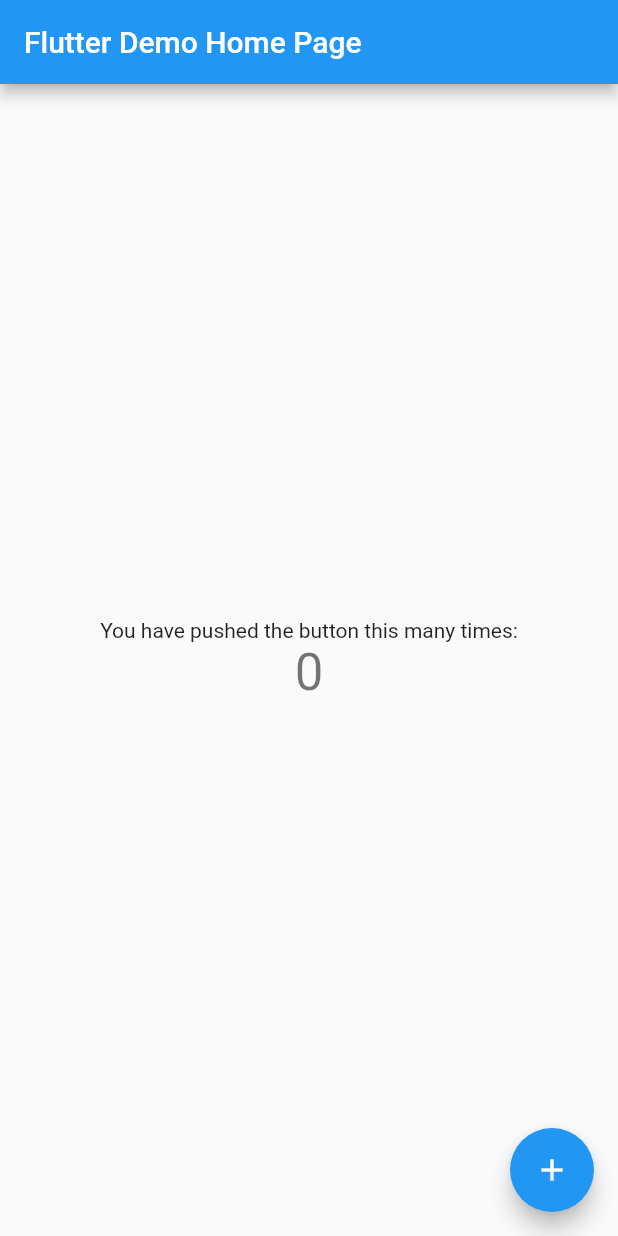
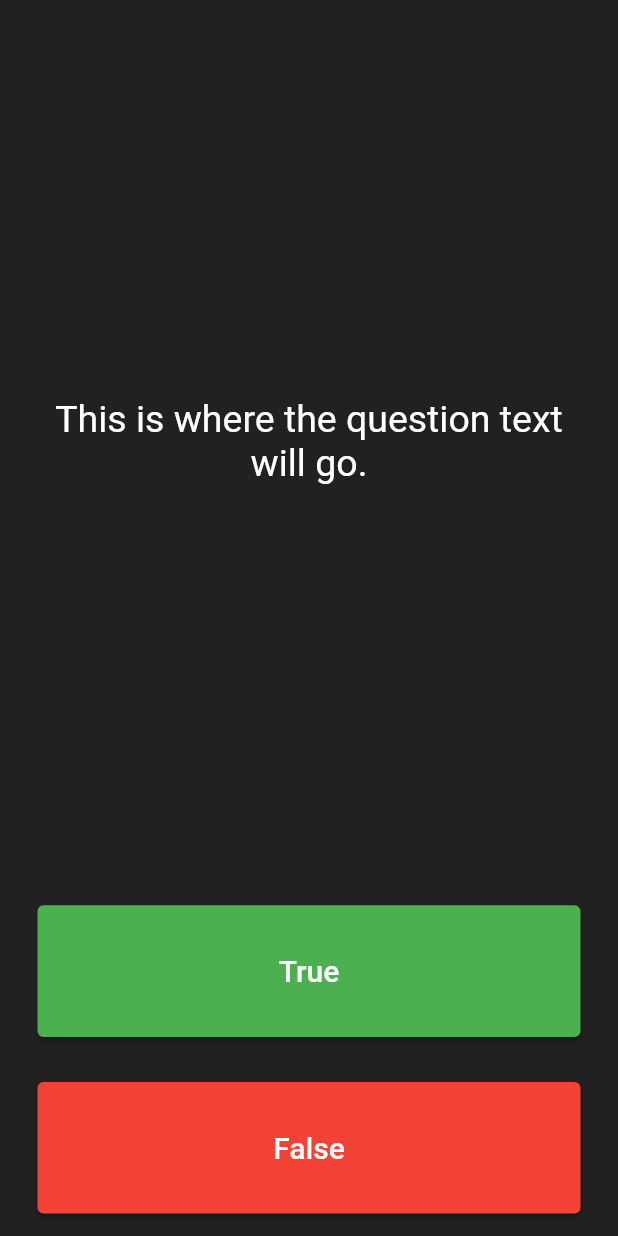
Before and after one commit to hshehabu/quiz_app_flutter, a Flutter app: the screen it shows after launch, on a phone screen of 412 x 824 dp. Run offline on Flutter 3.47's test engine with Material 2 defaults, Android fonts, the phone set to English and light mode, and no system bars.

Commit message:
basic starting interface

```diff
--- a/lib/main.dart
+++ b/lib/main.dart
@@ -1,115 +1,98 @@
 import 'package:flutter/material.dart';
 
-void main() {
-  runApp(const MyApp());
-}
+void main() => runApp(Quizzler());
 
-class MyApp extends StatelessWidget {
-  const MyApp({super.key});
-
-  // This widget is the root of your application.
+class Quizzler extends StatelessWidget {
   @override
   Widget build(BuildContext context) {
     return MaterialApp(
-      title: 'Flutter Demo',
-      theme: ThemeData(
-        // This is the theme of your application.
-        //
-        // Try running your application with "flutter run". You'll see the
-        // application has a blue toolbar. Then, without quitting the app, try
-        // changing the primarySwatch below to Colors.green and then invoke
-        // "hot reload" (press "r" in the console where you ran "flutter run",
-        // or simply save your changes to "hot reload" in a Flutter IDE).
-        // Notice that the counter didn't reset back to zero; the application
-        // is not restarted.
-        primarySwatch: Colors.blue,
+      home: Scaffold(
+        backgroundColor: Colors.grey.shade900,
+        body: SafeArea(
+          child: Padding(
+            padding: const EdgeInsets.symmetric(horizontal: 10.0),
+            child: QuizPage(),
+          ),
+        ),
       ),
-      home: const MyHomePage(title: 'Flutter Demo Home Page'),
     );
   }
 }
 
-class MyHomePage extends StatefulWidget {
-  const MyHomePage({super.key, required this.title});
-
-  // This widget is the home page of your application. It is stateful, meaning
-  // that it has a State object (defined below) that contains fields that affect
-  // how it looks.
-
-  // This class is the configuration for the state. It holds the values (in this
-  // case the title) provided by the parent (in this case the App widget) and
-  // used by the build method of the State. Fields in a Widget subclass are
-  // always marked "final".
-
-  final String title;
-
+class QuizPage extends StatefulWidget {
   @override
-  State<MyHomePage> createState() => _MyHomePageState();
+  _QuizPageState createState() => _QuizPageState();
 }
 
-class _MyHomePageState extends State<MyHomePage> {
-  int _counter = 0;
-
-  void _incrementCounter() {
-    setState(() {
-      // This call to setState tells the Flutter framework that something has
-      // changed in this State, which causes it to rerun the build method below
-      // so that the display can reflect the updated values. If we changed
-      // _counter without calling setState(), then the build method would not be
-      // called again, and so nothing would appear to happen.
-      _counter++;
-    });
-  }
-
+class _QuizPageState extends State<QuizPage> {
   @override
   Widget build(BuildContext context) {
-    // This method is rerun every time setState is called, for instance as done
-    // by the _incrementCounter method above.
-    //
-    // The Flutter framework has been optimized to make rerunning build methods
-    // fast, so that you can just rebuild anything that needs updating rather
-    // than having to individually change instances of widgets.
-    return Scaffold(
-      appBar: AppBar(
-        // Here we take the value from the MyHomePage object that was created by
-        // the App.build method, and use it to set our appbar title.
-        title: Text(widget.title),
-      ),
-      body: Center(
-        // Center is a layout widget. It takes a single child and positions it
-        // in the middle of the parent.
-        child: Column(
-          // Column is also a layout widget. It takes a list of children and
-          // arranges them vertically. By default, it sizes itself to fit its
-          // children horizontally, and tries to be as tall as its parent.
-          //
-          // Invoke "debug painting" (press "p" in the console, choose the
-          // "Toggle Debug Paint" action from the Flutter Inspector in Android
-          // Studio, or the "Toggle Debug Paint" command in Visual Studio Code)
-          // to see the wireframe for each widget.
-          //
-          // Column has various properties to control how it sizes itself and
-          // how it positions its children. Here we use mainAxisAlignment to
-          // center the children vertically; the main axis here is the vertical
-          // axis because Columns are vertical (the cross axis would be
-          // horizontal).
-          mainAxisAlignment: MainAxisAlignment.center,
-          children: <Widget>[
-            const Text(
-              'You have pushed the button this many times:',
+    return Column(
+      mainAxisAlignment: MainAxisAlignment.spaceBetween,
+      crossAxisAlignment: CrossAxisAlignment.stretch,
+      children: <Widget>[
+        Expanded(
+          flex: 5,
+          child: Padding(
+            padding: EdgeInsets.all(10.0),
+            child: Center(
+              child: Text(
+                'This is where the question text will go.',
+                textAlign: TextAlign.center,
+                style: TextStyle(
+                  fontSize: 25.0,
+                  color: Colors.white,
+                ),
+              ),
             ),
-            Text(
-              '$_counter',
-              style: Theme.of(context).textTheme.headlineMedium,
+          ),
+        ),
+        Expanded(
+          child: Padding(
+            padding: EdgeInsets.all(15.0),
+            child: ElevatedButton(
+              style: ElevatedButton.styleFrom(
+                backgroundColor: Colors.green,
+              ),
+              child: Text(
+                'True',
+                style: TextStyle(
+                  color: Colors.white,
+                  fontSize: 20.0,
+                ),
+              ),
+              onPressed: () {
+                //The user picked true.
+              },
             ),
-          ],
+          ),
         ),
-      ),
-      floatingActionButton: FloatingActionButton(
-        onPressed: _incrementCounter,
-        tooltip: 'Increment',
-        child: const Icon(Icons.add),
-      ), // This trailing comma makes auto-formatting nicer for build methods.
+        Expanded(
+          child: Padding(
+            padding: EdgeInsets.all(15.0),
+            child: ElevatedButton(
+              style: ElevatedButton.styleFrom(backgroundColor: Colors.red),
+              child: Text(
+                'False',
+                style: TextStyle(
+                  fontSize: 20.0,
+                  color: Colors.white,
+                ),
+              ),
+              onPressed: () {
+                //The user picked false.
+              },
+            ),
+          ),
+        ),
+        //TODO: Add a Row here as your score keeper
+      ],
     );
   }
 }
+
+/*
+question1: 'You can lead a cow down stairs but not up stairs.', false,
+question2: 'Approximately one quarter of human bones are in the feet.', true,
+question3: 'A slug\'s blood is green.', true,
+*/
```
